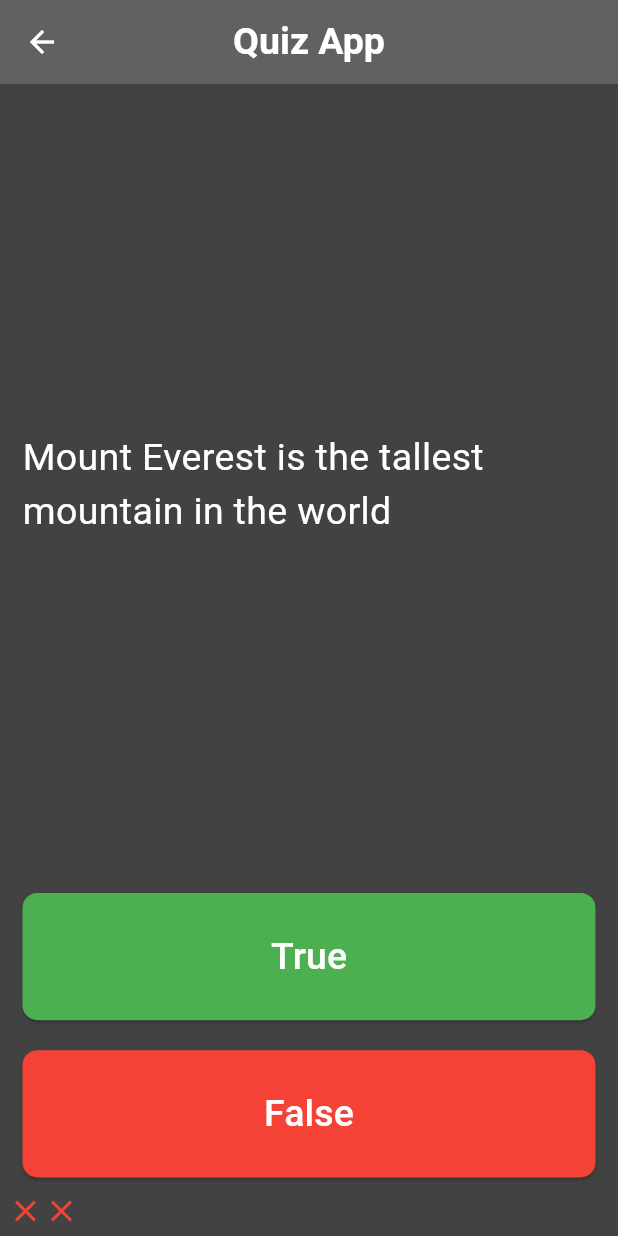
After one commit to binodojha/flutter_practice, a Flutter app: the QuizePage screen opened directly, after a tap on "True", after a tap on "False", on a phone screen of 412 x 824 dp. The commit adds this screen. Run offline on Flutter 3.47's test engine with Material 3 defaults, Android fonts, the phone set to English and light mode, and no system bars; our stand-ins replace font_awesome_flutter.

Commit message:
Add Quiz App Page

```diff
--- a/lib/main.dart
+++ b/lib/main.dart
@@ -5,6 +5,7 @@ import 'package:my_app/AnimatedPage.dart';
 import 'package:my_app/DiceApp.dart';
 import 'package:my_app/SplashScreen.dart';
 import 'package:my_app/TrailPage.dart';
+import 'package:my_app/quizPage.dart';
 
 void main() {
   runApp(const MyApp());
@@ -134,6 +135,27 @@ class HomePage extends StatelessWidget {
             SizedBox(
               height: 10,
             ),
+            ElevatedButton(
+              style: ButtonStyle(
+                shape: MaterialStateProperty.all<OutlinedBorder>(
+                  RoundedRectangleBorder(
+                    borderRadius: BorderRadius.circular(6),
+                  ),
+                ),
+              ),
+              onPressed: () {
+                Navigator.push(
+                  BuildContext,
+                  MaterialPageRoute(
+                    builder: (context) => QuizePage(),
+                  ),
+                );
+              },
+              child: const Text(
+                "Click for Quiz App Page",
+                style: TextStyle(color: Colors.blue, fontSize: 18),
+              ),
+            ),
           ],
         ),
       ),
--- /dev/null
+++ b/lib/quizPage.dart
@@ -0,0 +1,167 @@
+import 'package:flutter/material.dart';
+
+class QuizePage extends StatefulWidget {
+  @override
+  State<QuizePage> createState() => _QuizePageState();
+}
+
+class _QuizePageState extends State<QuizePage> {
+  List<Icon> scoreKepper = [];
+  List<String> questions = [
+    'The Earth is the only planet in our solar system that supports life.',
+    'The Pacific Ocean is the largest ocean on Earth',
+    'Mount Everest is the tallest mountain in the world',
+    'The Great Wall of China is visible from the moon',
+  ];
+  int questionNumber = 0;
+  List<bool> answers = [false, true, true, false];
+
+  @override
+  Widget build(BuildContext context) {
+    return Container(
+      color: Colors.grey.shade500,
+      child: SafeArea(
+        child: Scaffold(
+          backgroundColor: Colors.grey.shade800,
+          appBar: AppBar(
+            centerTitle: true,
+            foregroundColor: Colors.white,
+            backgroundColor: Colors.grey.shade700,
+            title: const Text(
+              "Quiz App",
+              style: TextStyle(
+                color: Colors.white,
+                fontSize: 25,
+                fontWeight: FontWeight.bold,
+              ),
+            ),
+          ),
+          body: Padding(
+            padding: EdgeInsets.all(5),
+            child: Column(
+              mainAxisAlignment: MainAxisAlignment.spaceBetween,
+              crossAxisAlignment: CrossAxisAlignment.stretch,
+              children: [
+                Expanded(
+                  flex: 5,
+                  child: Padding(
+                    padding: const EdgeInsets.all(10.0),
+                    child: Center(
+                      child: Text(
+                        questions[questionNumber],
+                        style: const TextStyle(
+                          color: Colors.white,
+                          fontSize: 25.0,
+                        ),
+                      ),
+                    ),
+                  ),
+                ),
+                Expanded(
+                  child: Padding(
+                    padding: EdgeInsets.all(10.0),
+                    child: ElevatedButton(
+                      style: ElevatedButton.styleFrom(
+                        shape: RoundedRectangleBorder(
+                          borderRadius: BorderRadius.circular(10.0),
+                        ),
+                        backgroundColor: Colors.green,
+                      ),
+                      onPressed: () {
+                        if (answers[questionNumber] == true) {
+                          scoreKepper.add(
+                            const Icon(
+                              Icons.check,
+                              color: Colors.green,
+                            ),
+                          );
+                        } else {
+                          scoreKepper.add(
+                            const Icon(
+                              Icons.close,
+                              color: Colors.red,
+                            ),
+                          );
+                        }
+                        setState(
+                          () {
+                            questionNumber++;
+                            if (questionNumber == questions.length) {
+                              questionNumber = 0;
+                            }
+                            if (scoreKepper.length == 15) {
+                              scoreKepper = [];
+                            }
+                          },
+                        );
+                      },
+                      child: const Text(
+                        "True",
+                        style: TextStyle(
+                          color: Colors.white,
+                          fontSize: 25.0,
+                        ),
+                      ),
+                    ),
+                  ),
+                ),
+                Expanded(
+                  child: Padding(
+                    padding: const EdgeInsets.all(10.0),
+                    child: ElevatedButton(
+                      style: ElevatedButton.styleFrom(
+                        shape: RoundedRectangleBorder(
+                          borderRadius: BorderRadius.circular(10.0),
+                        ),
+                        backgroundColor: Colors.red,
+                      ),
+                      onPressed: () {
+                        if (answers[questionNumber] == false) {
+                          scoreKepper.add(
+                            const Icon(
+                              Icons.check,
+                              color: Colors.green,
+                            ),
+                          );
+                        } else {
+                          scoreKepper.add(
+                            const Icon(
+                              Icons.close,
+                              color: Colors.red,
+                            ),
+                          );
+                        }
+                        setState(() {
+                          questionNumber++;
+                          if (questionNumber == questions.length) {
+                            questionNumber = 0;
+                          }
+                          if (scoreKepper.length == 15) {
+                            scoreKepper = [];
+                          }
+                        });
+                      },
+                      child: const Text(
+                        "False",
+                        style: TextStyle(
+                          color: Colors.white,
+                          fontSize: 25.0,
+                        ),
+                      ),
+                    ),
+                  ),
+                ),
+                SingleChildScrollView(
+                  scrollDirection: Axis.horizontal,
+                  child: Row(
+                    children: scoreKepper,
+                  ),
+                ),
+              ],
+            ),
+          ),
+        ),
+      ),
+    );
+  }
+}
```
